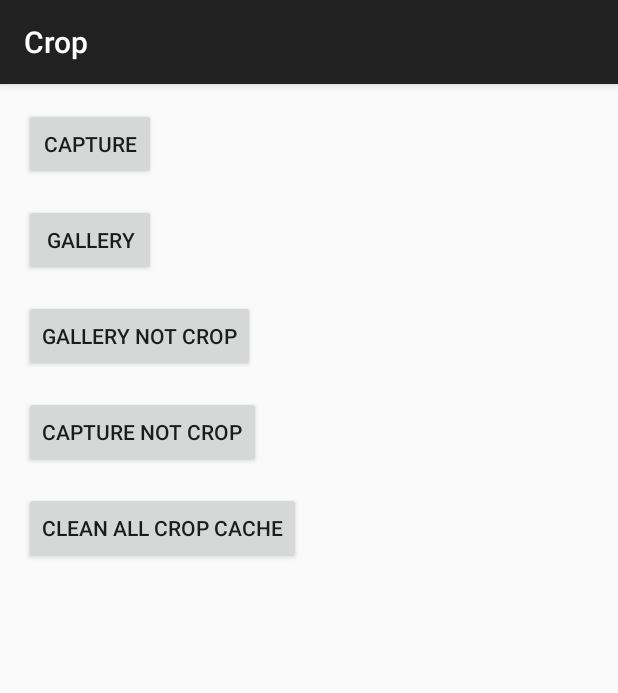
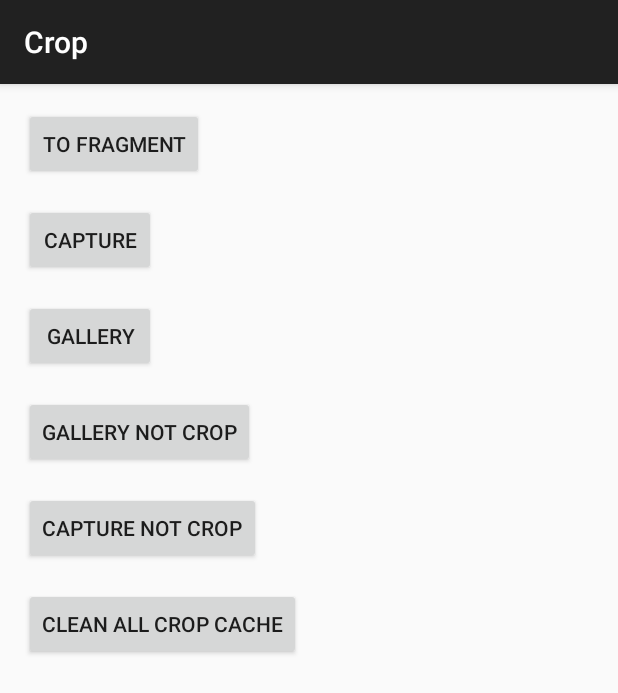
Before and after one commit to zongbintu/crop, an Android app: the MainActivity screen opened directly, with no data from a screen before it, on a phone screen of 412 x 824 dp. Shown: the top 693 px of the screen. Run offline under Robolectric (Android 15) with nearby library versions, the phone set to English and light mode, and no system bars.

Commit message:
add sample support Activity and Fragment

```diff
--- a/app/src/main/AndroidManifest.xml
+++ b/app/src/main/AndroidManifest.xml
@@ -12,6 +12,7 @@
       android:theme="@style/AppTheme">
     <activity
         android:name=".FragmentActivity"
+        android:launchMode="singleTop"
         android:label="@string/app_name">
       <intent-filter>
         <action android:name="android.intent.action.MAIN"/>
@@ -19,7 +20,7 @@
         <category android:name="android.intent.category.LAUNCHER"/>
       </intent-filter>
     </activity>
-    <activity android:name=".MainActivity">
+    <activity android:name=".MainActivity" android:launchMode="singleTop">
     </activity>
   </application>
 
--- a/app/src/main/java/com/tu/crop/sample/CropFragment.java
+++ b/app/src/main/java/com/tu/crop/sample/CropFragment.java
@@ -7,6 +7,7 @@ import android.support.v4.app.Fragment;
 import android.view.LayoutInflater;
 import android.view.View;
 import android.view.ViewGroup;
+import android.widget.Button;
 import android.widget.ImageView;
 import android.widget.Toast;
 import com.tu.crop.CropHandler;
@@ -16,6 +17,7 @@ import com.tu.crop.CropParams;
 public class CropFragment extends Fragment implements View.OnClickListener, CropHandler {
   private CropParams mCropParams;
   private ImageView mImageView;
+  private Button containerButton;
 
   public CropFragment() {
     // Required empty public constructor
@@ -34,13 +36,17 @@ public class CropFragment extends Fragment implements View.OnClickListener, Crop
   @Override public View onCreateView(LayoutInflater inflater, ViewGroup container,
       Bundle savedInstanceState) {
     // Inflate the layout for this fragment
-    View rootView = inflater.inflate(R.layout.fragment_crop, container, false);
+    View rootView = inflater.inflate(R.layout.crop_layout, container, false);
     mImageView = (ImageView) rootView.findViewById(R.id.imageview);
     rootView.findViewById(R.id.camera).setOnClickListener(this);
     rootView.findViewById(R.id.gallery).setOnClickListener(this);
     rootView.findViewById(R.id.clean).setOnClickListener(this);
     rootView.findViewById(R.id.gallery_not_crop).setOnClickListener(this);
     rootView.findViewById(R.id.capture_not_crop).setOnClickListener(this);
+
+    containerButton = (Button) rootView.findViewById(R.id.change_container);
+    containerButton.setText(R.string.to_activity);
+    containerButton.setOnClickListener(this);
     return rootView;
   }
 
@@ -86,6 +92,9 @@ public class CropFragment extends Fragment implements View.OnClickListener, Crop
         boolean flag = CropHelper.cleanAllCropCache(getContext());
         Toast.makeText(getContext(), "delete:" + flag, Toast.LENGTH_SHORT).show();
         break;
+      case R.id.change_container:
+        startActivity(new Intent(getActivity(),MainActivity.class));
+        break;
     }
   }
 
--- a/app/src/main/java/com/tu/crop/sample/MainActivity.java
+++ b/app/src/main/java/com/tu/crop/sample/MainActivity.java
@@ -6,9 +6,9 @@ import android.net.Uri;
 import android.os.Bundle;
 import android.support.v7.app.AppCompatActivity;
 import android.view.View;
+import android.widget.Button;
 import android.widget.ImageView;
 import android.widget.Toast;
-
 import com.tu.crop.CropHandler;
 import com.tu.crop.CropHelper;
 import com.tu.crop.CropParams;
@@ -16,52 +16,51 @@ import com.tu.crop.CropParams;
 public class MainActivity extends AppCompatActivity implements View.OnClickListener, CropHandler {
   private CropParams mCropParams;
   private ImageView mImageView;
+  private Button containerButton;
 
-    @Override
-    protected void onCreate(Bundle savedInstanceState) {
+  @Override protected void onCreate(Bundle savedInstanceState) {
     super.onCreate(savedInstanceState);
-        setContentView(R.layout.activity_main);
+    setContentView(R.layout.crop_layout);
     mCropParams = new CropParams();
     mImageView = (ImageView) findViewById(R.id.imageview);
-        findViewById(R.id.test).setOnClickListener(this);
+
+    containerButton = (Button) findViewById(R.id.change_container);
+    containerButton.setText(R.string.to_fragment);
+    containerButton.setOnClickListener(this);
+    findViewById(R.id.camera).setOnClickListener(this);
     findViewById(R.id.gallery).setOnClickListener(this);
     findViewById(R.id.clean).setOnClickListener(this);
     findViewById(R.id.gallery_not_crop).setOnClickListener(this);
     findViewById(R.id.capture_not_crop).setOnClickListener(this);
   }
 
-    @Override
-    public void onPhotoCropped(Uri uri) {
+  @Override public void onPhotoCropped(Uri uri) {
     mImageView.setImageURI(uri);
     //        mImageView.setImageBitmap(BitmapUtil.compressImage(uri.getPath(),800f,480f,100));
   }
 
-    @Override
-    public void onCropCancel() {
+  @Override public void onCropCancel() {
     Toast.makeText(this, "crop cancel", Toast.LENGTH_LONG).show();
   }
 
-    @Override
-    public void onCropFailed(String message) {
+  @Override public void onCropFailed(String message) {
     Toast.makeText(this, message, Toast.LENGTH_LONG).show();
   }
 
-    @Override
-    public CropParams getCropParams() {
+  @Override public CropParams getCropParams() {
     return mCropParams;
   }
 
-    @Override
-    public Activity getContext() {
+  @Override public Activity getContext() {
     return this;
   }
 
-    @Override
-    public void onClick(View view) {
+  @Override public void onClick(View view) {
     switch (view.getId()) {
-            case R.id.test:
+      case R.id.camera:
         mCropParams = CropParams.initCropParams();
-                startActivityForResult(CropHelper.buildCaptureIntent(mCropParams.uri), CropHelper.REQUEST_CAMERA);
+        startActivityForResult(CropHelper.buildCaptureIntent(mCropParams.uri),
+            CropHelper.REQUEST_CAMERA);
         break;
       case R.id.gallery:
         mCropParams = CropParams.initCropParams();
@@ -75,17 +74,20 @@ public class MainActivity extends AppCompatActivity implements View.OnClickListe
       case R.id.capture_not_crop:
         mCropParams = CropParams.initCropParams();
         mCropParams.crop = "false";
-                startActivityForResult(CropHelper.buildCaptureIntent(mCropParams.uri), CropHelper.REQUEST_CAMERA);
+        startActivityForResult(CropHelper.buildCaptureIntent(mCropParams.uri),
+            CropHelper.REQUEST_CAMERA);
         break;
       case R.id.clean:
         boolean flag = CropHelper.cleanAllCropCache(this);
         Toast.makeText(this, "delete:" + flag, Toast.LENGTH_LONG).show();
         break;
+      case R.id.change_container:
+        startActivity(new Intent(this, FragmentActivity.class));
+        break;
     }
   }
 
-    @Override
-    protected void onActivityResult(int requestCode, int resultCode, Intent data) {
+  @Override protected void onActivityResult(int requestCode, int resultCode, Intent data) {
     super.onActivityResult(requestCode, resultCode, data);
     switch (requestCode) {
       case CropHelper.REQUEST_CAMERA:
@@ -96,8 +98,7 @@ public class MainActivity extends AppCompatActivity implements View.OnClickListe
     }
   }
 
-    @Override
-    protected void onDestroy() {
+  @Override protected void onDestroy() {
     CropHelper.cleanAllCropCache(this);
     super.onDestroy();
   }
--- a/app/src/main/res/layout/activity_main.xml
+++ /dev/null
@@ -1,53 +0,0 @@
-<ScrollView xmlns:android="http://schemas.android.com/apk/res/android"
-    xmlns:tools="http://schemas.android.com/tools"
-    android:layout_width="match_parent"
-    android:layout_height="match_parent"
-    android:orientation="vertical">
-
-    <LinearLayout
-        android:layout_width="match_parent"
-        android:layout_height="wrap_content"
-        android:layout_margin="@dimen/activity_horizontal_margin"
-        android:orientation="vertical">
-
-        <Button
-            android:id="@+id/test"
-            android:layout_width="wrap_content"
-            android:layout_height="wrap_content"
-            android:text="capture" />
-
-        <Button
-            android:id="@+id/gallery"
-            android:layout_width="wrap_content"
-            android:layout_height="wrap_content"
-            android:layout_marginTop="@dimen/activity_horizontal_margin"
-            android:text="gallery" />
-
-        <Button
-            android:id="@+id/gallery_not_crop"
-            android:layout_width="wrap_content"
-            android:layout_height="wrap_content"
-            android:layout_marginTop="@dimen/activity_horizontal_margin"
-            android:text="gallery not crop" />
-        <Button
-            android:id="@+id/capture_not_crop"
-            android:layout_width="wrap_content"
-            android:layout_height="wrap_content"
-            android:layout_marginTop="@dimen/activity_horizontal_margin"
-            android:text="capture not crop" />
-
-        <Button
-            android:id="@+id/clean"
-            android:layout_width="wrap_content"
-            android:layout_height="wrap_content"
-            android:layout_marginTop="@dimen/activity_horizontal_margin"
-            android:text="clean all crop cache" />
-
-        <ImageView
-            android:id="@+id/imageview"
-            android:layout_width="wrap_content"
-            android:layout_height="wrap_content"
-            android:layout_marginTop="@dimen/activity_horizontal_margin"/>
-
-    </LinearLayout>
-</ScrollView>
--- a/app/src/main/res/layout/fragment_crop.xml
+++ b/app/src/main/res/layout/crop_layout.xml
@@ -1,53 +1,66 @@
 <ScrollView xmlns:android="http://schemas.android.com/apk/res/android"
-    xmlns:tools="http://schemas.android.com/tools"
     android:layout_width="match_parent"
     android:layout_height="match_parent"
-    android:orientation="vertical">
+    android:orientation="vertical"
+    >
 
   <LinearLayout
       android:layout_width="match_parent"
       android:layout_height="wrap_content"
       android:layout_margin="@dimen/activity_horizontal_margin"
-      android:orientation="vertical">
-
+      android:orientation="vertical"
+      >
+    <Button
+        android:id="@+id/change_container"
+        android:layout_width="wrap_content"
+        android:layout_height="wrap_content"
+        android:text="Change"
+        />
     <Button
         android:id="@+id/camera"
         android:layout_width="wrap_content"
         android:layout_height="wrap_content"
-        android:text="capture" />
+        android:layout_marginTop="@dimen/activity_horizontal_margin"
+        android:text="capture"
+        />
 
     <Button
         android:id="@+id/gallery"
         android:layout_width="wrap_content"
         android:layout_height="wrap_content"
         android:layout_marginTop="@dimen/activity_horizontal_margin"
-        android:text="gallery" />
+        android:text="gallery"
+        />
 
     <Button
         android:id="@+id/gallery_not_crop"
         android:layout_width="wrap_content"
         android:layout_height="wrap_content"
         android:layout_marginTop="@dimen/activity_horizontal_margin"
-        android:text="gallery not crop" />
+        android:text="gallery not crop"
+        />
     <Button
         android:id="@+id/capture_not_crop"
         android:layout_width="wrap_content"
         android:layout_height="wrap_content"
         android:layout_marginTop="@dimen/activity_horizontal_margin"
-        android:text="capture not crop" />
+        android:text="capture not crop"
+        />
 
     <Button
         android:id="@+id/clean"
         android:layout_width="wrap_content"
         android:layout_height="wrap_content"
         android:layout_marginTop="@dimen/activity_horizontal_margin"
-        android:text="clean all crop cache" />
+        android:text="clean all crop cache"
+        />
 
     <ImageView
         android:id="@+id/imageview"
         android:layout_width="wrap_content"
         android:layout_height="wrap_content"
-        android:layout_marginTop="@dimen/activity_horizontal_margin"/>
+        android:layout_marginTop="@dimen/activity_horizontal_margin"
+        />
 
   </LinearLayout>
 </ScrollView>
--- a/app/src/main/res/values/strings.xml
+++ b/app/src/main/res/values/strings.xml
@@ -1,6 +1,6 @@
 <resources>
   <string name="app_name">Crop</string>
 
-  <!-- TODO: Remove or change this placeholder text -->
-  <string name="hello_blank_fragment">Hello blank fragment</string>
+  <string name="to_activity">to activity</string>
+  <string name="to_fragment">to fragment</string>
 </resources>
```
Lines whose indentation alone changed are shown as unchanged.
